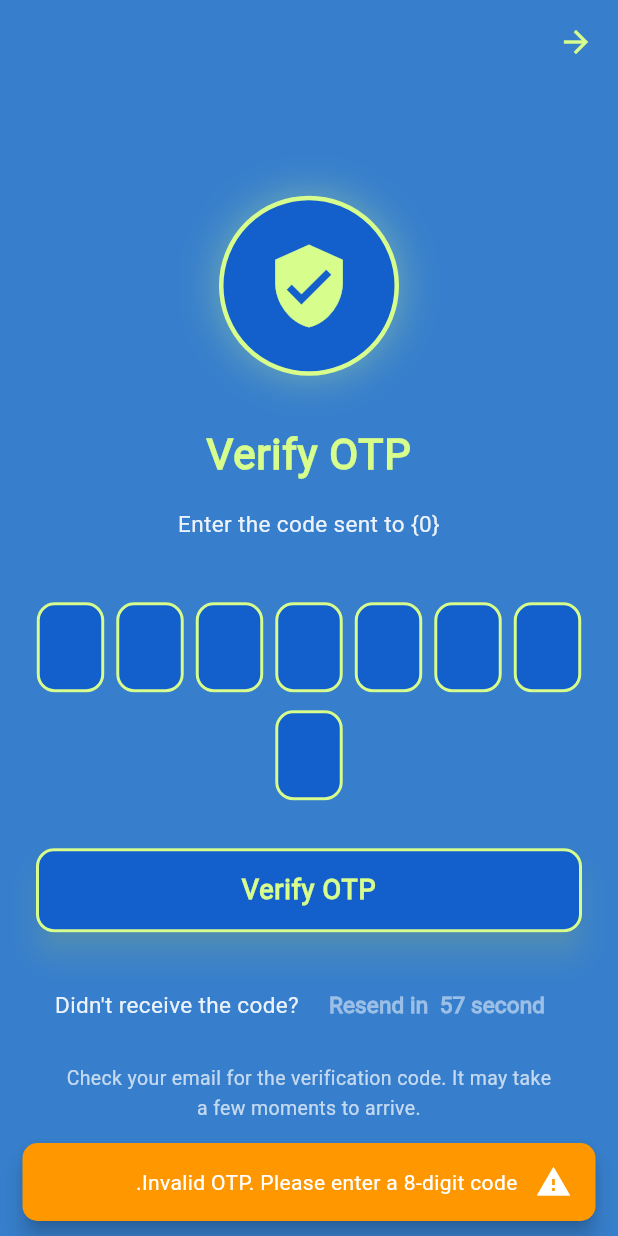
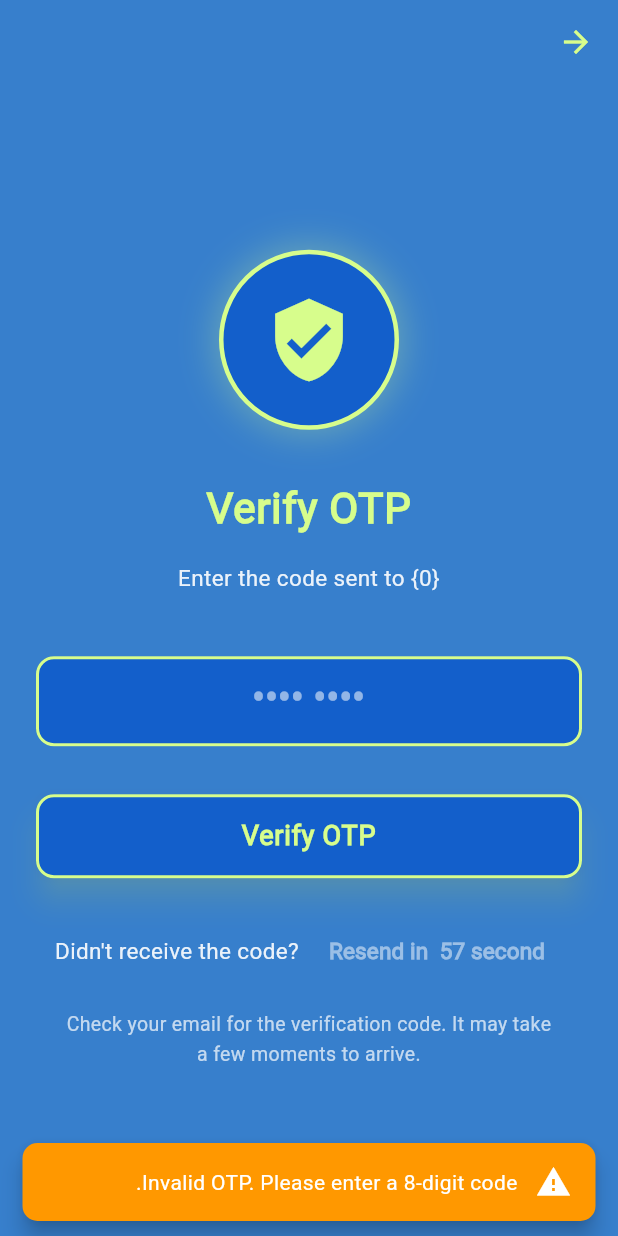
Before and after one commit to Mahmood-Anaam/school_app, a Flutter app: the VerificationOtpPage screen opened directly with empty values, after a tap on "Verify OTP", on a phone screen of 412 x 824 dp. Run offline on Flutter 3.47's test engine with Material 3 defaults, Android fonts, the phone set to English and light mode, and no system bars; our stand-ins replace easy_localization, flutter_map, flutter_svg, google_nav_bar, latlong2, shared_preferences and 1 more; missing offline and left inert: flutter_map_animations, mjpeg_stream; accounts and stored records are empty; statements that could not run were skipped.

```diff
--- a/lib/auth_feature/view/verification_otp_page.dart
+++ b/lib/auth_feature/view/verification_otp_page.dart
@@ -1,4 +1,3 @@
-// lib/auth_feature/view/verification_otp_page.dart
 import 'dart:async';
 import 'package:easy_localization/easy_localization.dart';
 import 'package:flutter/material.dart';
@@ -16,11 +15,8 @@ class VerificationOtpPage extends StatefulWidget {
 }
 
 class _VerificationOtpPageState extends State<VerificationOtpPage> {
-  final List<TextEditingController> _controllers = List.generate(
-    8,
-    (index) => TextEditingController(),
-  );
-  final List<FocusNode> _focusNodes = List.generate(8, (index) => FocusNode());
+  final TextEditingController _controller = TextEditingController();
+  final FocusNode _focusNode = FocusNode();
 
   bool _processing = false;
   static const int _initialCooldown = 60;
@@ -37,12 +33,8 @@ class _VerificationOtpPageState extends State<VerificationOtpPage> {
   @override
   void dispose() {
     _timer?.cancel();
-    for (var controller in _controllers) {
-      controller.dispose();
-    }
-    for (var node in _focusNodes) {
-      node.dispose();
-    }
+    _controller.dispose();
+    _focusNode.dispose();
     super.dispose();
   }
 
@@ -108,7 +100,7 @@ class _VerificationOtpPageState extends State<VerificationOtpPage> {
   }
 
   Future<void> _verifyOtp() async {
-    final otp = _controllers.map((c) => c.text).join();
+    final otp = _controller.text.trim();
     if (otp.length != 8) {
       ScaffoldMessenger.of(context).showSnackBar(
         SnackBar(
@@ -261,31 +253,24 @@ class _VerificationOtpPageState extends State<VerificationOtpPage> {
 
                 const SizedBox(height: 40),
 
-                // OTP Input Boxes
+                // Single OTP Input Field
                 Directionality(
                   textDirection: ui.TextDirection.ltr,
-                  child: Wrap(
-                    alignment: WrapAlignment.center,
-                    spacing: 8,
-                    runSpacing: 12,
-                    children: List.generate(8, (index) {
-                      return SizedBox(
-                        width: 45,
+                  child: SizedBox(
+                    width: double.infinity,
                     height: 60,
                     child: TextFormField(
-                          controller: _controllers[index],
-                          focusNode: _focusNodes[index],
+                      controller: _controller,
+                      focusNode: _focusNode,
                       textAlign: TextAlign.center,
                       keyboardType: TextInputType.number,
-                          maxLength: 1,
+                      maxLength: 8,
                       style: const TextStyle(
                         fontSize: 24,
                         fontWeight: FontWeight.bold,
                         color: Colors.white,
                       ),
-                          inputFormatters: [
-                            FilteringTextInputFormatter.digitsOnly,
-                          ],
+                      inputFormatters: [FilteringTextInputFormatter.digitsOnly],
                       decoration: InputDecoration(
                         counterText: '',
                         filled: true,
@@ -304,17 +289,10 @@ class _VerificationOtpPageState extends State<VerificationOtpPage> {
                           ),
                           borderRadius: BorderRadius.circular(12),
                         ),
+                        hintText: '•••• ••••',
+                        hintStyle: TextStyle(color: Colors.white54),
                       ),
-                          onChanged: (value) {
-                            if (value.length == 1 && index < 7) {
-                              _focusNodes[index + 1].requestFocus();
-                            } else if (value.isEmpty && index > 0) {
-                              _focusNodes[index - 1].requestFocus();
-                            }
-                          },
                     ),
-                      );
-                    }),
                   ),
                 ),
 
@@ -387,7 +365,9 @@ class _VerificationOtpPageState extends State<VerificationOtpPage> {
                     TextButton(
                       onPressed: _canResend ? _resendOtp : null,
                       child: Text(
-                        _canResend ? 'resend_otp'.tr() : '${'resend_in'.tr()} $_remaining ${isRTL ? 'ثانية' : 'second'}',
+                        _canResend
+                            ? 'resend_otp'.tr()
+                            : '${'resend_in'.tr()} $_remaining ${isRTL ? 'ثانية' : 'second'}',
                         style: TextStyle(
                           color: _canResend
                               ? const Color(0xffD7FD8C)
```
Lines whose indentation alone changed are shown as unchanged.
